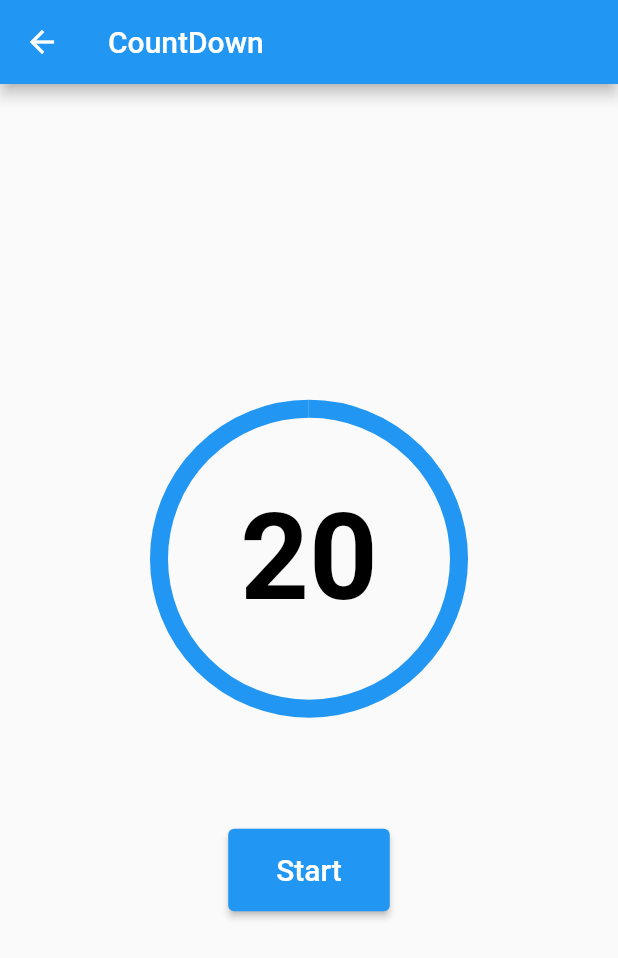
After one commit to omitsuhashi/flutter_sbx, a Flutter app: the screen it shows after launch, after a tap on "CountDown", on a phone screen of 412 x 824 dp. The commit adds this screen. Shown: the top 958 px of the screen. Run offline on Flutter 3.47's test engine with Material 2 defaults, Android fonts, the phone set to English and light mode, and no system bars; our stand-ins replace flutter_riverpod.

Commit message:
feat: count down app
ref. https://www.youtube.com/watch?v=bjAsnIw3VCs

```diff
--- /dev/null
+++ b/lib/apps/countdown/main.dart
@@ -0,0 +1,97 @@
+import 'dart:async';
+
+import 'package:flutter/material.dart';
+import 'package:flutter_sbx/apps/countdown/view.dart';
+
+class CountDownPage extends StatefulWidget {
+  const CountDownPage({Key? key}) : super(key: key);
+
+  @override
+  State<StatefulWidget> createState() => _CountDownState();
+}
+
+class _CountDownState extends State<CountDownPage> {
+  static const maxSeconds = 20;
+
+  int seconds = maxSeconds;
+  Timer? timer;
+
+  void startTimer() {
+    timer = Timer.periodic(const Duration(seconds: 1), (_) {
+      if (seconds > 0) {
+        setState(() => seconds--);
+      } else {
+        stopTimer();
+      }
+    });
+  }
+
+  void stopTimer() {
+    setState(() => timer?.cancel());
+  }
+
+  void resetTimer() {
+    stopTimer();
+    setState(() => seconds = maxSeconds);
+  }
+
+  @override
+  Widget build(BuildContext context) {
+    return Scaffold(
+      body: Center(
+        child: Column(
+          children: [buildTimer(), const SizedBox(height: 80), buildButtons()],
+          mainAxisAlignment: MainAxisAlignment.center,
+        ),
+      ),
+      appBar: AppBar(title: const Text('CountDown')),
+    );
+  }
+
+  Widget buildButtons() {
+    final isRunning = timer == null ? false : timer!.isActive;
+    final isCompleted = seconds == maxSeconds || seconds == 0;
+
+    return isRunning || !isCompleted
+        ? Row(
+            children: [
+              ButtonWidget(
+                isRunning ? 'Pause' : 'Resume',
+                isRunning ? stopTimer : startTimer,
+                color: Colors.white,
+                backgroundColor: Colors.red,
+              ),
+              const SizedBox(width: 12),
+              ButtonWidget('Cancel', resetTimer)
+            ],
+            mainAxisAlignment: MainAxisAlignment.center,
+          )
+        : ButtonWidget(
+            'Start',
+            startTimer,
+            color: Colors.white,
+            backgroundColor: Colors.blue,
+          );
+  }
+
+  Widget buildTimer() => SizedBox(
+      height: 200,
+      width: 200,
+      child: Stack(
+        fit: StackFit.expand,
+        children: [
+          CircularProgressIndicator(
+            value: seconds / maxSeconds,
+            strokeWidth: 12,
+            valueColor: const AlwaysStoppedAnimation(Colors.blue),
+          ),
+          Center(child: buildTime())
+        ],
+      ));
+
+  Widget buildTime() => Text(
+        '$seconds',
+        style: const TextStyle(
+            color: Colors.black, fontSize: 80, fontWeight: FontWeight.bold),
+      );
+}
--- /dev/null
+++ b/lib/apps/countdown/view.dart
@@ -0,0 +1,28 @@
+import 'package:flutter/material.dart';
+
+class ButtonWidget extends StatelessWidget {
+  final String text;
+  final VoidCallback onClicked;
+
+  final Color color;
+  final Color backgroundColor;
+
+  const ButtonWidget(this.text, this.onClicked,
+      {this.color = Colors.white,
+      this.backgroundColor = Colors.black,
+      Key? key})
+      : super(key: key);
+
+  @override
+  Widget build(BuildContext context) {
+    return ElevatedButton(
+        style: ElevatedButton.styleFrom(
+            primary: backgroundColor,
+            padding: const EdgeInsets.symmetric(horizontal: 32, vertical: 16)),
+        onPressed: onClicked,
+        child: Text(
+          text,
+          style: TextStyle(fontSize: 20, color: color),
+        ));
+  }
+}
--- a/lib/main.dart
+++ b/lib/main.dart
@@ -1,5 +1,6 @@
 import 'package:flutter/material.dart';
 import 'package:flutter_riverpod/flutter_riverpod.dart';
+import 'package:flutter_sbx/apps/countdown/main.dart';
 import 'package:flutter_sbx/apps/pageview/home.dart';
 import 'package:flutter_sbx/apps/provider/home.dart';
 
@@ -36,6 +37,10 @@ class Home extends StatelessWidget {
           children: [
             TextButton(
                 onPressed: () => Navigator.of(context).push(MaterialPageRoute(
+                    builder: (context) => const CountDownPage())),
+                child: const Text('CountDown')),
+            TextButton(
+                onPressed: () => Navigator.of(context).push(MaterialPageRoute(
                     builder: (context) => const TodoWidget())),
                 child: const Text('Todo')),
             TextButton(
```
